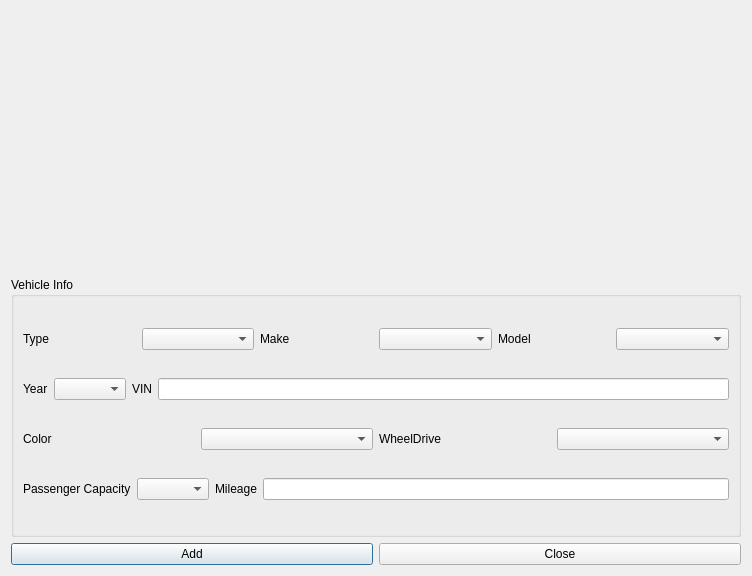
Old version of the form Car_Rental_Project/addnewvehicle.ui in the repository Mazouzmed/car_rental_project_qt.
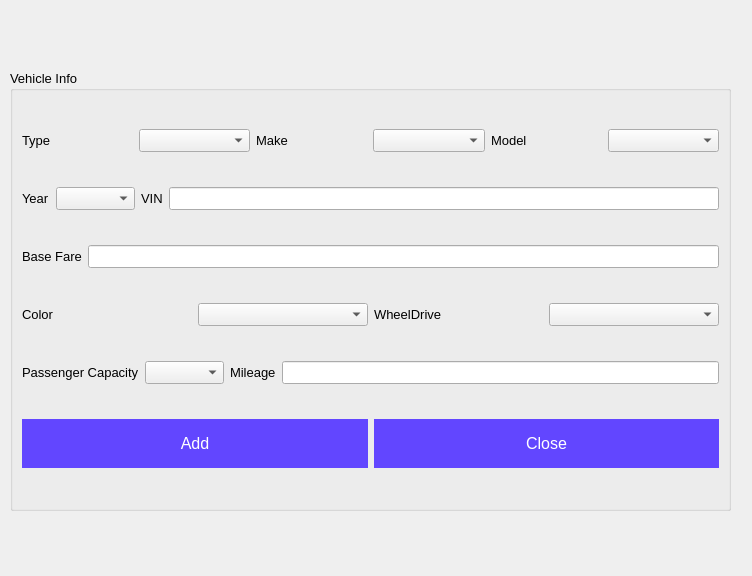
New version of the form.

```diff
--- a/Car_Rental_Project/addnewvehicle.ui
+++ b/Car_Rental_Project/addnewvehicle.ui
@@ -13,16 +13,34 @@
   <property name="windowTitle">
    <string>Dialog</string>
   </property>
-  <layout class="QVBoxLayout" name="verticalLayout_2">
-   <item>
     <widget class="QLabel" name="lblBanner">
+   <property name="geometry">
+    <rect>
+     <x>10</x>
+     <y>10</y>
+     <width>131</width>
+     <height>61</height>
+    </rect>
+   </property>
      <property name="text">
       <string/>
      </property>
     </widget>
-   </item>
-   <item>
     <widget class="QGroupBox" name="groupBox">
+   <property name="geometry">
+    <rect>
+     <x>10</x>
+     <y>70</y>
+     <width>721</width>
+     <height>441</height>
+    </rect>
+   </property>
+   <property name="font">
+    <font>
+     <family>Arial</family>
+     <pointsize>10</pointsize>
+    </font>
+   </property>
      <property name="title">
       <string>Vehicle Info</string>
      </property>
@@ -85,6 +103,23 @@
         </item>
        </layout>
       </item>
+    <item>
+     <layout class="QHBoxLayout" name="horizontalLayout_6">
+      <item>
+       <widget class="QLabel" name="label_10">
+        <property name="text">
+         <string>Base Fare</string>
+        </property>
+       </widget>
+      </item>
+      <item>
+       <widget class="QLineEdit" name="baseFare"/>
+      </item>
+     </layout>
+    </item>
+    <item>
+     <layout class="QHBoxLayout" name="horizontalLayout_5"/>
+    </item>
       <item>
        <layout class="QHBoxLayout" name="horizontalLayout_3">
         <item>
@@ -136,21 +171,52 @@
          </widget>
         </item>
        </layout>
-      </item>
-     </layout>
-    </widget>
    </item>
    <item>
     <layout class="QGridLayout" name="gridLayout">
-     <item row="0" column="0">
-      <widget class="QPushButton" name="pushButton">
+      <item row="1" column="0">
+       <widget class="QPushButton" name="addBtn">
+        <property name="styleSheet">
+         <string notr="true">QPushButton#addBtn {
+background-color: #6246ff; 
+  border: none;
+  color: white;
+  padding: 15px 32px;
+  text-align: center;
+  text-decoration: none;
+  display: inline-block;
+  font-size: 16px;
+  transition-duration: 0.4s;
+}
+QPushButton#addBtn:hover {
+  background-color: #215a91; /* Green */
+  color: white;
+}</string>
+        </property>
        <property name="text">
         <string>Add</string>
        </property>
       </widget>
      </item>
-     <item row="0" column="1">
-      <widget class="QPushButton" name="pushButton_2">
+      <item row="1" column="1">
+       <widget class="QPushButton" name="closeBtn">
+        <property name="styleSheet">
+         <string notr="true">QPushButton#closeBtn {
+background-color: #6246ff; 
+  border: none;
+  color: white;
+  padding: 15px 32px;
+  text-align: center;
+  text-decoration: none;
+  display: inline-block;
+  font-size: 16px;
+  transition-duration: 0.4s;
+}
+QPushButton#closeBtn:hover {
+  background-color: #215a91; /* Green */
+  color: white;
+}</string>
+        </property>
        <property name="text">
         <string>Close</string>
        </property>
@@ -159,6 +225,7 @@
     </layout>
    </item>
   </layout>
+  </widget>
  </widget>
  <resources/>
  <connections/>
```
Left out of the diff: 4 changed lines with no effect on the pictures. Lines whose indentation alone changed are shown as unchanged.
